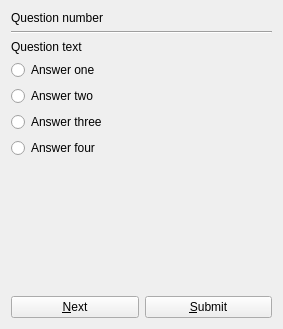
Old version of the form src/templates/sample/sampleitem.ui in the repository yashpalsaini/BuildmLearn-Toolkit.
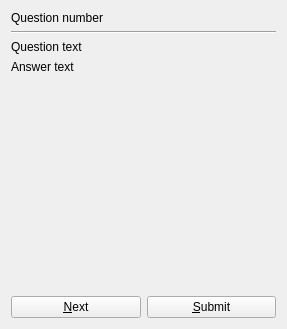
New version of the form.

Patch:
```diff
--- a/src/templates/sample/sampleitem.ui
+++ b/src/templates/sample/sampleitem.ui
@@ -13,72 +13,51 @@
   <property name="windowTitle">
    <string>Form</string>
   </property>
-  <layout class="QVBoxLayout" name="verticalLayout">
-   <item>
-    <widget class="QLabel" name="m_lblQuestionNumber">
-     <property name="text">
+  <layout class="QGridLayout" >
+   <item row="0" column="0" >
+    <widget class="QLabel" name="m_lblQuestionNumber" >
+     <property name="text" >
       <string>Question number</string>
      </property>
     </widget>
    </item>
-   <item>
-    <widget class="Line" name="line">
-     <property name="orientation">
+   <item row="1" column="0" >
+    <widget class="Line" name="line" >
+     <property name="orientation" >
       <enum>Qt::Horizontal</enum>
      </property>
     </widget>
    </item>
-   <item>
-    <widget class="QLabel" name="m_lblQuestionText">
-     <property name="text">
+   <item row="2" column="0" >
+    <widget class="QLabel" name="m_lblQuestionText" >
+     <property name="text" >
       <string>Question text</string>
      </property>
     </widget>
    </item>
-   <item>
-    <widget class="QRadioButton" name="m_rbAnswerOne">
-     <property name="text">
-      <string>Answer one</string>
+   <item row="3" column="0" >
+    <widget class="QLabel" name="m_lblAnswerText" >
+     <property name="text" >
+      <string>Answer text</string>
      </property>
     </widget>
    </item>
-   <item>
-    <widget class="QRadioButton" name="m_rbAnswerTwo">
-     <property name="text">
-      <string>Answer two</string>
-     </property>
-    </widget>
-   </item>
-   <item>
-    <widget class="QRadioButton" name="m_rbAnswerThree">
-     <property name="text">
-      <string>Answer three</string>
-     </property>
-    </widget>
-   </item>
-   <item>
-    <widget class="QRadioButton" name="m_rbAnswerFour">
-     <property name="text">
-      <string>Answer four</string>
-     </property>
-    </widget>
-   </item>
-   <item>
-    <spacer name="verticalSpacer">
-     <property name="orientation">
+   <item row="4" column="0" >
+    <spacer>
+     <property name="orientation" >
       <enum>Qt::Vertical</enum>
      </property>
-     <property name="sizeHint" stdset="0">
+     <property name="sizeHint" >
       <size>
-       <width>20</width>
-       <height>40</height>
+       <width>265</width>
+       <height>71</height>
       </size>
      </property>
     </spacer>
    </item>
-   <item>
-    <widget class="QLabel" name="m_lblWarning">
-     <property name="text">
+   <item row="5" column="0" >
+    <widget class="QLabel" name="m_lblWarning" >
+     <property name="text" >
       <string/>
      </property>
      <property name="alignment">
@@ -86,18 +65,18 @@
      </property>
     </widget>
    </item>
-   <item>
-    <layout class="QHBoxLayout" name="horizontalLayout">
+   <item row="6" column="0" >
+    <layout class="QHBoxLayout" >
      <item>
-      <widget class="QPushButton" name="m_btnNext">
-       <property name="text">
+      <widget class="QPushButton" name="m_btnNext" >
+       <property name="text" >
         <string>&amp;Next</string>
        </property>
       </widget>
      </item>
      <item>
-      <widget class="QPushButton" name="m_btnConfirm">
-       <property name="text">
+      <widget class="QPushButton" name="m_btnPrevious" >
+       <property name="text" >
         <string>&amp;Submit</string>
        </property>
       </widget>
```
Left out of the diff: 11 changed lines with no effect on the pictures.
